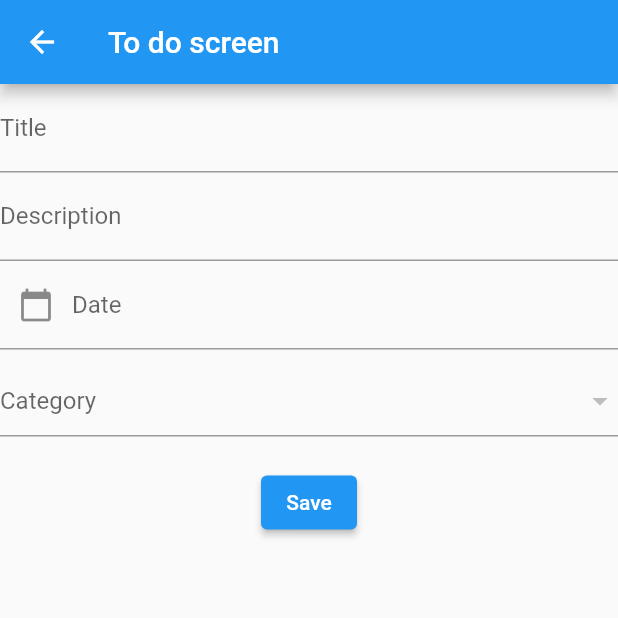
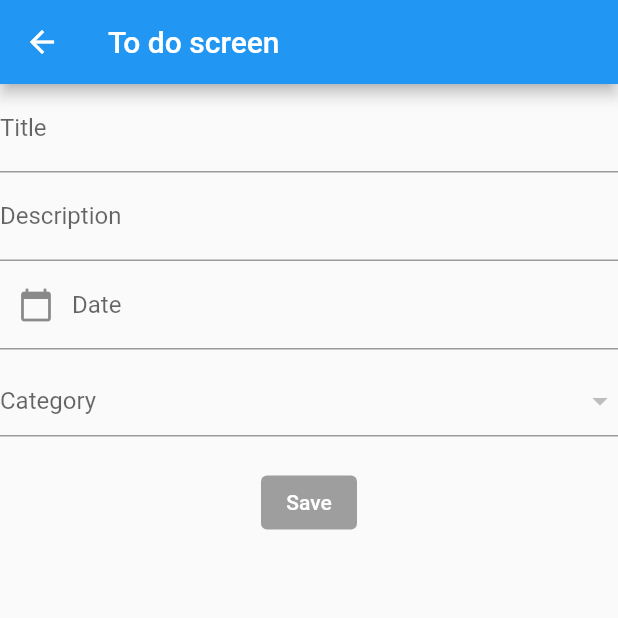
Before and after one commit to TNQT14/Todo-List, a Flutter app: the TodoScreen screen opened directly, on a phone screen of 412 x 824 dp, the top half of it. Run offline on Flutter 3.47's test engine with Material 2 defaults, Android fonts, the phone set to English and light mode, and no system bars; our stand-ins replace sqflite; accounts and stored records are empty; network calls fail.

Commit message:
Todo Screen
Gray if data not input

```diff
--- a/lib/screen/todo_screen.dart
+++ b/lib/screen/todo_screen.dart
@@ -135,24 +135,35 @@ class _TodoScreenState extends State<TodoScreen> {
             height: 20,
           ),
           ElevatedButton(
-              onPressed: () async {
+              onPressed: (todoTitleController.text.isNotEmpty &&
+                  todoDescriptionController.text.isNotEmpty &&
+                  _selectValue != null &&
+                  _todoDateController.text.isNotEmpty)
+                  ? () async {
                   var todoObject = Todo();
-
                   todoObject.title = todoTitleController.text;
                   todoObject.description = todoDescriptionController.text;
                   todoObject.category = _selectValue.toString();
                   todoObject.isFinished=0;
                   todoObject.todoDate = _todoDateController.text;
-
                   var _todoService = TodoService();
                   var result = await _todoService.saveTodo(todoObject);
-
                   if(result>0)
                     _showSuccessSnackBar('Created');
-              },
+              } : null             ,
               style: ButtonStyle(
-                backgroundColor: MaterialStateProperty.all<Color>(Colors.blue), // Màu nền khi nút không được nhấn
-                foregroundColor: MaterialStateProperty.all<Color>(Colors.white), // Màu chữ khi nút không được nhấn
+                // backgroundColor: MaterialStateProperty.all<Color>(Colors.blue), // Màu nền khi nút không được nhấn
+                // foregroundColor: MaterialStateProperty.all<Color>(Colors.white), // Màu chữ khi nút không được nhấn
+                // overlayColor: MaterialStateProperty.all<Color>(Colors.blueAccent), // Màu nền khi nút được nhấn
+                backgroundColor: MaterialStateProperty.all<Color>(
+                  (todoTitleController.text.isNotEmpty &&
+                      todoDescriptionController.text.isNotEmpty &&
+                      _selectValue != null &&
+                      _todoDateController.text.isNotEmpty)
+                      ? Colors.blue // Màu nền khi nút được nhấn
+                      : Colors.grey, // Màu xám khi nút không được nhấn
+                ),
+                foregroundColor: MaterialStateProperty.all<Color>(Colors.white), // Màu chữ
                 overlayColor: MaterialStateProperty.all<Color>(Colors.blueAccent), // Màu nền khi nút được nhấn
               ),
               child: Text('Save', style: TextStyle(color: Colors.white))),
```
Lines whose indentation alone changed are shown as unchanged.
